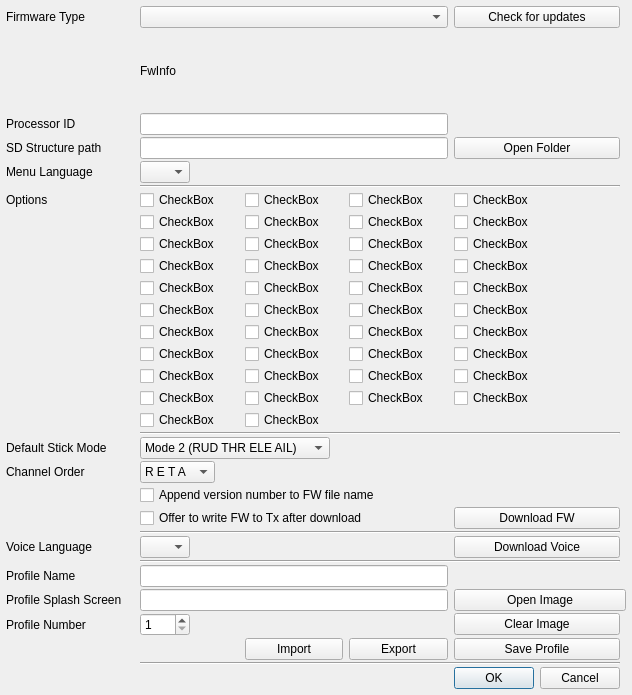
Before: the Qt Designer form companion/src/fwpreferencesdialog.ui in opentx/opentx, drawn with Qt 5.
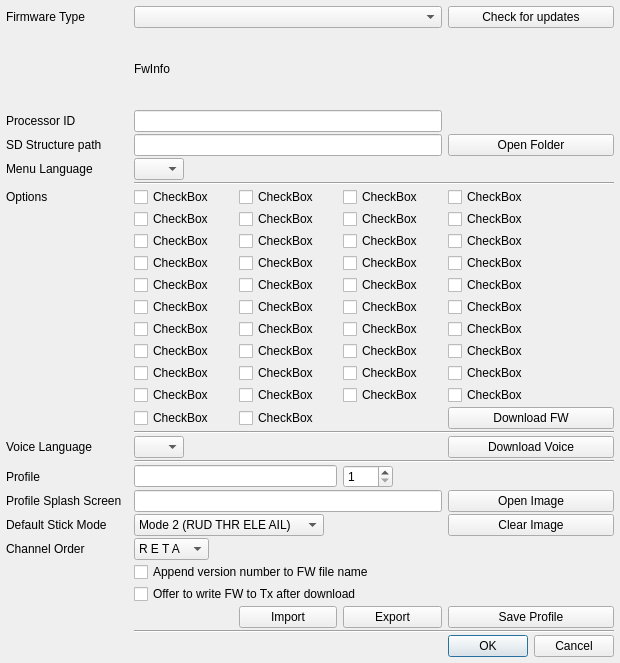
After: the same form once the commit is applied.

Commit message: Moved fields around in the fwPref dialog to make it clear what affects the current settings (profile) and what configures the download.

Diff of the .ui file:
```diff
--- a/companion/src/fwpreferencesdialog.ui
+++ b/companion/src/fwpreferencesdialog.ui
@@ -6,8 +6,8 @@
    <rect>
     <x>0</x>
     <y>0</y>
-    <width>632</width>
-    <height>695</height>
+    <width>620</width>
+    <height>663</height>
    </rect>
   </property>
   <property name="sizePolicy">
@@ -32,21 +32,94 @@
    <property name="margin">
     <number>6</number>
    </property>
-   <item row="9" column="0" colspan="3">
+   <item row="24" column="4">
+    <widget class="QSpinBox" name="ProfSlot_SB">
+     <property name="maximumSize">
+      <size>
+       <width>50</width>
+       <height>16777215</height>
+      </size>
+     </property>
+     <property name="minimum">
+      <number>1</number>
+     </property>
+     <property name="maximum">
+      <number>10</number>
+     </property>
+    </widget>
+   </item>
+   <item row="21" column="2" colspan="4">
+    <widget class="Line" name="line">
+     <property name="orientation">
+      <enum>Qt::Horizontal</enum>
+     </property>
+    </widget>
+   </item>
+   <item row="35" column="2" colspan="3">
+    <widget class="QCheckBox" name="burnFirmware">
+     <property name="text">
+      <string>Offer to write FW to Tx after download</string>
+     </property>
+    </widget>
+   </item>
+   <item row="24" column="2" colspan="2">
+    <widget class="QLineEdit" name="ProfName_LE"/>
+   </item>
+   <item row="22" column="5">
+    <widget class="QPushButton" name="voice_dnld">
+     <property name="text">
+      <string>Download Voice</string>
+     </property>
+    </widget>
+   </item>
+   <item row="11" column="2">
+    <widget class="QCheckBox" name="optionCheckBox_9">
+     <property name="sizePolicy">
+      <sizepolicy hsizetype="MinimumExpanding" vsizetype="Fixed">
+       <horstretch>0</horstretch>
+       <verstretch>0</verstretch>
+      </sizepolicy>
+     </property>
+     <property name="text">
+      <string>CheckBox</string>
+     </property>
+    </widget>
+   </item>
+   <item row="11" column="3">
+    <widget class="QCheckBox" name="optionCheckBox_10">
+     <property name="sizePolicy">
+      <sizepolicy hsizetype="MinimumExpanding" vsizetype="Fixed">
+       <horstretch>0</horstretch>
+       <verstretch>0</verstretch>
+      </sizepolicy>
+     </property>
+     <property name="text">
+      <string>CheckBox</string>
+     </property>
+    </widget>
+   </item>
+   <item row="19" column="5">
+    <widget class="QPushButton" name="fw_dnld">
+     <property name="text">
+      <string>Download FW</string>
+     </property>
+    </widget>
+   </item>
+   <item row="9" column="0" colspan="2">
     <widget class="QLabel" name="label_2">
      <property name="text">
       <string>Options</string>
      </property>
     </widget>
    </item>
-   <item row="40" column="6">
+   <item row="42" column="5">
     <widget class="QPushButton" name="ProfSave_PB">
      <property name="text">
       <string>Save Profile</string>
      </property>
     </widget>
    </item>
-   <item row="13" column="5">
+   <item row="13" column="4">
     <widget class="QCheckBox" name="optionCheckBox_19">
      <property name="sizePolicy">
       <sizepolicy hsizetype="MinimumExpanding" vsizetype="Fixed">
@@ -59,20 +132,20 @@
      </property>
     </widget>
    </item>
-   <item row="11" column="4">
-    <widget class="QCheckBox" name="optionCheckBox_10">
-     <property name="sizePolicy">
-      <sizepolicy hsizetype="MinimumExpanding" vsizetype="Fixed">
-       <horstretch>0</horstretch>
-       <verstretch>0</verstretch>
-      </sizepolicy>
-     </property>
-     <property name="text">
-      <string>CheckBox</string>
-     </property>
-    </widget>
-   </item>
    <item row="10" column="5">
+    <widget class="QCheckBox" name="optionCheckBox_8">
+     <property name="sizePolicy">
+      <sizepolicy hsizetype="MinimumExpanding" vsizetype="Fixed">
+       <horstretch>0</horstretch>
+       <verstretch>0</verstretch>
+      </sizepolicy>
+     </property>
+     <property name="text">
+      <string>CheckBox</string>
+     </property>
+    </widget>
+   </item>
+   <item row="10" column="4">
     <widget class="QCheckBox" name="optionCheckBox_7">
      <property name="sizePolicy">
       <sizepolicy hsizetype="MinimumExpanding" vsizetype="Fixed">
@@ -85,7 +158,7 @@
      </property>
     </widget>
    </item>
-   <item row="12" column="5">
+   <item row="12" column="4">
     <widget class="QCheckBox" name="optionCheckBox_15">
      <property name="sizePolicy">
       <sizepolicy hsizetype="MinimumExpanding" vsizetype="Fixed">
@@ -98,7 +171,7 @@
      </property>
     </widget>
    </item>
-   <item row="9" column="5">
+   <item row="9" column="4">
     <widget class="QCheckBox" name="optionCheckBox_3">
      <property name="sizePolicy">
       <sizepolicy hsizetype="MinimumExpanding" vsizetype="Fixed">
@@ -111,21 +184,7 @@
      </property>
     </widget>
    </item>
-   <item row="35" column="3" colspan="2">
-    <widget class="QComboBox" name="voiceCombo">
-     <property name="maximumSize">
-      <size>
-       <width>50</width>
-       <height>16777215</height>
-      </size>
-     </property>
-     <property name="toolTip">
-      <string>Set language of voice.
-May be different from firmware language</string>
-     </property>
-    </widget>
-   </item>
-   <item row="6" column="0" colspan="3">
+   <item row="6" column="0" colspan="2">
     <widget class="QLabel" name="sdPathLabel">
      <property name="sizePolicy">
       <sizepolicy hsizetype="Preferred" vsizetype="Minimum">
@@ -141,14 +200,14 @@
      </property>
     </widget>
    </item>
-   <item row="5" column="0" colspan="3">
+   <item row="5" column="0" colspan="2">
     <widget class="QLabel" name="CPU_ID_LABEL">
      <property name="text">
       <string>Processor ID</string>
      </property>
     </widget>
    </item>
-   <item row="7" column="0" colspan="3">
+   <item row="7" column="0" colspan="2">
     <widget class="QLabel" name="langLabel">
      <property name="text">
       <string>Menu Language</string>
@@ -158,7 +217,7 @@
      </property>
     </widget>
    </item>
-   <item row="29" column="0" colspan="3">
+   <item row="32" column="0" colspan="2">
     <widget class="QLabel" name="label_14">
      <property name="sizePolicy">
       <sizepolicy hsizetype="Preferred" vsizetype="Minimum">
@@ -171,14 +230,7 @@
      </property>
     </widget>
    </item>
-   <item row="35" column="0" colspan="3">
-    <widget class="QLabel" name="voiceLabel">
-     <property name="text">
-      <string>Voice Language</string>
-     </property>
-    </widget>
-   </item>
-   <item row="30" column="0" colspan="3">
+   <item row="33" column="0" colspan="2">
     <widget class="QLabel" name="label_13">
      <property name="sizePolicy">
       <sizepolicy hsizetype="MinimumExpanding" vsizetype="Preferred">
@@ -194,7 +246,7 @@
      </property>
     </widget>
    </item>
-   <item row="9" column="3">
+   <item row="9" column="2">
     <widget class="QCheckBox" name="optionCheckBox_2">
      <property name="sizePolicy">
       <sizepolicy hsizetype="MinimumExpanding" vsizetype="Fixed">
@@ -207,7 +259,7 @@
      </property>
     </widget>
    </item>
-   <item row="18" column="3">
+   <item row="18" column="2">
     <widget class="QCheckBox" name="optionCheckBox_37">
      <property name="sizePolicy">
       <sizepolicy hsizetype="MinimumExpanding" vsizetype="Fixed">
@@ -220,7 +272,7 @@
      </property>
     </widget>
    </item>
-   <item row="29" column="3" colspan="2">
+   <item row="32" column="2" colspan="2">
     <widget class="QComboBox" name="stickmodeCB">
      <property name="maximumSize">
       <size>
@@ -274,17 +326,7 @@
      </item>
     </widget>
    </item>
-   <item row="39" column="0" colspan="3">
-    <widget class="QLabel" name="label">
-     <property name="text">
-      <string>Profile Number</string>
-     </property>
-     <property name="alignment">
-      <set>Qt::AlignLeading|Qt::AlignLeft|Qt::AlignVCenter</set>
-     </property>
-    </widget>
-   </item>
-   <item row="16" column="3">
+   <item row="16" column="2">
     <widget class="QCheckBox" name="optionCheckBox_29">
      <property name="sizePolicy">
       <sizepolicy hsizetype="MinimumExpanding" vsizetype="Fixed">
@@ -297,7 +339,7 @@
      </property>
     </widget>
    </item>
-   <item row="9" column="4">
+   <item row="9" column="3">
     <widget class="QCheckBox" name="optionCheckBox_1">
      <property name="sizePolicy">
       <sizepolicy hsizetype="MinimumExpanding" vsizetype="Fixed">
@@ -310,7 +352,7 @@
      </property>
     </widget>
    </item>
-   <item row="7" column="3">
+   <item row="7" column="2">
     <widget class="QComboBox" name="langCombo">
      <property name="sizePolicy">
       <sizepolicy hsizetype="Preferred" vsizetype="Fixed">
@@ -326,7 +368,7 @@
      </property>
     </widget>
    </item>
-   <item row="3" column="0" colspan="3">
+   <item row="3" column="0" colspan="2">
     <widget class="QLabel" name="label_6">
      <property name="sizePolicy">
       <sizepolicy hsizetype="Preferred" vsizetype="Minimum">
@@ -342,7 +384,7 @@
      </property>
     </widget>
    </item>
-   <item row="30" column="3" colspan="2">
+   <item row="33" column="2" colspan="2">
     <widget class="QComboBox" name="channelorderCB">
      <property name="sizePolicy">
       <sizepolicy hsizetype="MinimumExpanding" vsizetype="Fixed">
@@ -492,10 +534,10 @@
      </item>
     </widget>
    </item>
-   <item row="3" column="3" colspan="3">
+   <item row="3" column="2" colspan="3">
     <widget class="QComboBox" name="downloadVerCB"/>
    </item>
-   <item row="9" column="6">
+   <item row="9" column="5">
     <widget class="QCheckBox" name="optionCheckBox_4">
      <property name="sizePolicy">
       <sizepolicy hsizetype="MinimumExpanding" vsizetype="Fixed">
@@ -508,7 +550,7 @@
      </property>
     </widget>
    </item>
-   <item row="15" column="6">
+   <item row="15" column="5">
     <widget class="QCheckBox" name="optionCheckBox_28">
      <property name="sizePolicy">
       <sizepolicy hsizetype="MinimumExpanding" vsizetype="Fixed">
@@ -521,10 +563,10 @@
      </property>
     </widget>
    </item>
-   <item row="5" column="3" colspan="3">
+   <item row="5" column="2" colspan="3">
     <widget class="QLineEdit" name="CPU_ID_LE"/>
    </item>
-   <item row="19" column="4">
+   <item row="19" column="3">
     <widget class="QCheckBox" name="optionCheckBox_42">
      <property name="sizePolicy">
       <sizepolicy hsizetype="MinimumExpanding" vsizetype="Fixed">
@@ -537,7 +579,7 @@
      </property>
     </widget>
    </item>
-   <item row="10" column="3">
+   <item row="10" column="2">
     <widget class="QCheckBox" name="optionCheckBox_5">
      <property name="sizePolicy">
       <sizepolicy hsizetype="MinimumExpanding" vsizetype="Fixed">
@@ -550,7 +592,7 @@
      </property>
     </widget>
    </item>
-   <item row="12" column="4">
+   <item row="12" column="3">
     <widget class="QCheckBox" name="optionCheckBox_14">
      <property name="sizePolicy">
       <sizepolicy hsizetype="MinimumExpanding" vsizetype="Fixed">
@@ -563,7 +605,7 @@
      </property>
     </widget>
    </item>
-   <item row="16" column="6">
+   <item row="16" column="5">
     <widget class="QCheckBox" name="optionCheckBox_32">
      <property name="sizePolicy">
       <sizepolicy hsizetype="MinimumExpanding" vsizetype="Fixed">
@@ -576,7 +618,7 @@
      </property>
     </widget>
    </item>
-   <item row="12" column="6">
+   <item row="12" column="5">
     <widget class="QCheckBox" name="optionCheckBox_16">
      <property name="sizePolicy">
       <sizepolicy hsizetype="MinimumExpanding" vsizetype="Fixed">
@@ -589,7 +631,7 @@
      </property>
     </widget>
    </item>
-   <item row="13" column="3">
+   <item row="13" column="2">
     <widget class="QCheckBox" name="optionCheckBox_17">
      <property name="sizePolicy">
       <sizepolicy hsizetype="MinimumExpanding" vsizetype="Fixed">
@@ -602,33 +644,7 @@
      </property>
     </widget>
    </item>
-   <item row="11" column="3">
-    <widget class="QCheckBox" name="optionCheckBox_9">
-     <property name="sizePolicy">
-      <sizepolicy hsizetype="MinimumExpanding" vsizetype="Fixed">
-       <horstretch>0</horstretch>
-       <verstretch>0</verstretch>
-      </sizepolicy>
-     </property>
-     <property name="text">
-      <string>CheckBox</string>
-     </property>
-    </widget>
-   </item>
-   <item row="10" column="6">
-    <widget class="QCheckBox" name="optionCheckBox_8">
-     <property name="sizePolicy">
-      <sizepolicy hsizetype="MinimumExpanding" vsizetype="Fixed">
-       <horstretch>0</horstretch>
-       <verstretch>0</verstretch>
-      </sizepolicy>
-     </property>
-     <property name="text">
-      <string>CheckBox</string>
-     </property>
-    </widget>
-   </item>
-   <item row="17" column="5">
+   <item row="17" column="4">
     <widget class="QCheckBox" name="optionCheckBox_35">
      <property name="sizePolicy">
       <sizepolicy hsizetype="MinimumExpanding" vsizetype="Fixed">
@@ -641,7 +657,7 @@
      </property>
     </widget>
    </item>
-   <item row="17" column="6">
+   <item row="17" column="5">
     <widget class="QCheckBox" name="optionCheckBox_36">
      <property name="sizePolicy">
       <sizepolicy hsizetype="MinimumExpanding" vsizetype="Fixed">
@@ -654,7 +670,7 @@
      </property>
     </widget>
    </item>
-   <item row="12" column="3">
+   <item row="12" column="2">
     <widget class="QCheckBox" name="optionCheckBox_13">
      <property name="sizePolicy">
       <sizepolicy hsizetype="MinimumExpanding" vsizetype="Fixed">
@@ -667,7 +683,7 @@
      </property>
     </widget>
    </item>
-   <item row="15" column="4">
+   <item row="15" column="3">
     <widget class="QCheckBox" name="optionCheckBox_26">
      <property name="sizePolicy">
       <sizepolicy hsizetype="MinimumExpanding" vsizetype="Fixed">
@@ -680,7 +696,7 @@
      </property>
     </widget>
    </item>
-   <item row="19" column="3">
+   <item row="19" column="2">
     <widget class="QCheckBox" name="optionCheckBox_41">
      <property name="sizePolicy">
       <sizepolicy hsizetype="MinimumExpanding" vsizetype="Fixed">
@@ -693,7 +709,7 @@
      </property>
     </widget>
    </item>
-   <item row="6" column="3" colspan="3">
+   <item row="6" column="2" colspan="3">
     <widget class="QLineEdit" name="sdPath">
      <property name="enabled">
       <bool>true</bool>
@@ -703,7 +719,7 @@
      </property>
     </widget>
    </item>
-   <item row="13" column="4">
+   <item row="13" column="3">
     <widget class="QCheckBox" name="optionCheckBox_18">
      <property name="sizePolicy">
       <sizepolicy hsizetype="MinimumExpanding" vsizetype="Fixed">
@@ -716,7 +732,7 @@
      </property>
     </widget>
    </item>
-   <item row="11" column="5">
+   <item row="11" column="4">
     <widget class="QCheckBox" name="optionCheckBox_11">
      <property name="sizePolicy">
       <sizepolicy hsizetype="MinimumExpanding" vsizetype="Fixed">
@@ -729,7 +745,7 @@
      </property>
     </widget>
    </item>
-   <item row="14" column="3">
+   <item row="14" column="2">
     <widget class="QCheckBox" name="optionCheckBox_21">
      <property name="sizePolicy">
       <sizepolicy hsizetype="MinimumExpanding" vsizetype="Fixed">
@@ -742,7 +758,7 @@
      </property>
     </widget>
    </item>
-   <item row="13" column="6">
+   <item row="13" column="5">
     <widget class="QCheckBox" name="optionCheckBox_20">
      <property name="sizePolicy">
       <sizepolicy hsizetype="MinimumExpanding" vsizetype="Fixed">
@@ -755,7 +771,7 @@
      </property>
     </widget>
    </item>
-   <item row="17" column="3">
+   <item row="17" column="2">
     <widget class="QCheckBox" name="optionCheckBox_33">
      <property name="sizePolicy">
       <sizepolicy hsizetype="MinimumExpanding" vsizetype="Fixed">
@@ -768,21 +784,8 @@
      </property>
     </widget>
    </item>
-   <item row="14" column="6">
-    <widget class="QCheckBox" name="optionCheckBox_24">
-     <property name="sizePolicy">
-      <sizepolicy hsizetype="MinimumExpanding" vsizetype="Fixed">
-       <horstretch>0</horstretch>
-       <verstretch>0</verstretch>
-      </sizepolicy>
-     </property>
-     <property name="text">
-      <string>CheckBox</string>
-     </property>
-    </widget>
-   </item>
    <item row="14" column="5">
-    <widget class="QCheckBox" name="optionCheckBox_23">
+    <widget class="QCheckBox" name="optionCheckBox_24">
      <property name="sizePolicy">
       <sizepolicy hsizetype="MinimumExpanding" vsizetype="Fixed">
        <horstretch>0</horstretch>
@@ -795,6 +798,19 @@
     </widget>
    </item>
    <item row="14" column="4">
+    <widget class="QCheckBox" name="optionCheckBox_23">
+     <property name="sizePolicy">
+      <sizepolicy hsizetype="MinimumExpanding" vsizetype="Fixed">
+       <horstretch>0</horstretch>
+       <verstretch>0</verstretch>
+      </sizepolicy>
+     </property>
+     <property name="text">
+      <string>CheckBox</string>
+     </property>
+    </widget>
+   </item>
+   <item row="14" column="3">
     <widget class="QCheckBox" name="optionCheckBox_22">
      <property name="sizePolicy">
       <sizepolicy hsizetype="MinimumExpanding" vsizetype="Fixed">
@@ -807,7 +823,7 @@
      </property>
     </widget>
    </item>
-   <item row="10" column="4">
+   <item row="10" column="3">
     <widget class="QCheckBox" name="optionCheckBox_6">
      <property name="sizePolicy">
       <sizepolicy hsizetype="MinimumExpanding" vsizetype="Fixed">
@@ -820,7 +836,7 @@
      </property>
     </widget>
    </item>
-   <item row="18" column="4">
+   <item row="18" column="3">
     <widget class="QCheckBox" name="optionCheckBox_38">
      <property name="sizePolicy">
       <sizepolicy hsizetype="MinimumExpanding" vsizetype="Fixed">
@@ -833,7 +849,7 @@
      </property>
     </widget>
    </item>
-   <item row="17" column="4">
+   <item row="17" column="3">
     <widget class="QCheckBox" name="optionCheckBox_34">
      <property name="sizePolicy">
       <sizepolicy hsizetype="MinimumExpanding" vsizetype="Fixed">
@@ -846,20 +862,20 @@
      </property>
     </widget>
    </item>
-   <item row="16" column="5">
-    <widget class="QCheckBox" name="optionCheckBox_31">
-     <property name="sizePolicy">
-      <sizepolicy hsizetype="MinimumExpanding" vsizetype="Fixed">
-       <horstretch>0</horstretch>
-       <verstretch>0</verstretch>
-      </sizepolicy>
-     </property>
-     <property name="text">
-      <string>CheckBox</string>
-     </property>
-    </widget>
-   </item>
    <item row="16" column="4">
+    <widget class="QCheckBox" name="optionCheckBox_31">
+     <property name="sizePolicy">
+      <sizepolicy hsizetype="MinimumExpanding" vsizetype="Fixed">
+       <horstretch>0</horstretch>
+       <verstretch>0</verstretch>
+      </sizepolicy>
+     </property>
+     <property name="text">
+      <string>CheckBox</string>
+     </property>
+    </widget>
+   </item>
+   <item row="16" column="3">
     <widget class="QCheckBox" name="optionCheckBox_30">
      <property name="sizePolicy">
       <sizepolicy hsizetype="MinimumExpanding" vsizetype="Fixed">
@@ -872,7 +888,7 @@
      </property>
     </widget>
    </item>
-   <item row="11" column="6">
+   <item row="11" column="5">
     <widget class="QCheckBox" name="optionCheckBox_12">
      <property name="sizePolicy">
       <sizepolicy hsizetype="MinimumExpanding" vsizetype="Fixed">
@@ -885,7 +901,7 @@
      </property>
     </widget>
    </item>
-   <item row="15" column="3">
+   <item row="15" column="2">
     <widget class="QCheckBox" name="optionCheckBox_25">
      <property name="sizePolicy">
       <sizepolicy hsizetype="MinimumExpanding" vsizetype="Fixed">
@@ -898,7 +914,7 @@
      </property>
     </widget>
    </item>
-   <item row="15" column="5">
+   <item row="15" column="4">
     <widget class="QCheckBox" name="optionCheckBox_27">
      <property name="sizePolicy">
       <sizepolicy hsizetype="MinimumExpanding" vsizetype="Fixed">
@@ -911,51 +927,35 @@
      </property>
     </widget>
    </item>
-   <item row="39" column="3">
-    <widget class="QSpinBox" name="ProfSlot_SB">
-     <property name="maximumSize">
-      <size>
-       <width>50</width>
-       <height>16777215</height>
-      </size>
-     </property>
-     <property name="minimum">
-      <number>1</number>
-     </property>
-     <property name="maximum">
-      <number>10</number>
-     </property>
-    </widget>
-   </item>
-   <item row="6" column="6">
+   <item row="6" column="5">
     <widget class="QPushButton" name="sdPathButton">
      <property name="text">
       <string>Open Folder</string>
      </property>
     </widget>
    </item>
-   <item row="32" column="3" colspan="3">
-    <widget class="QCheckBox" name="burnFirmware">
-     <property name="text">
-      <string>Offer to write FW to Tx after download</string>
-     </property>
-    </widget>
-   </item>
-   <item row="31" column="3" colspan="3">
+   <item row="34" column="2" colspan="3">
     <widget class="QCheckBox" name="renameFirmware">
      <property name="text">
       <string>Append version number to FW file name</string>
      </property>
     </widget>
    </item>
-   <item row="35" column="6">
-    <widget class="QPushButton" name="voice_dnld">
-     <property name="text">
-      <string>Download Voice</string>
+   <item row="8" column="2" colspan="4">
+    <widget class="Line" name="line_4">
+     <property name="orientation">
+      <enum>Qt::Horizontal</enum>
      </property>
     </widget>
    </item>
-   <item row="44" column="6">
+   <item row="45" column="2" colspan="4">
+    <widget class="Line" name="line_6">
+     <property name="orientation">
+      <enum>Qt::Horizontal</enum>
+     </property>
+    </widget>
+   </item>
+   <item row="46" column="5">
     <widget class="QDialogButtonBox" name="buttonBox">
      <property name="orientation">
       <enum>Qt::Horizontal</enum>
@@ -965,42 +965,14 @@
      </property>
     </widget>
    </item>
-   <item row="8" column="3" colspan="4">
-    <widget class="Line" name="line_4">
-     <property name="orientation">
-      <enum>Qt::Horizontal</enum>
-     </property>
-    </widget>
-   </item>
-   <item row="43" column="3" colspan="4">
-    <widget class="Line" name="line_6">
-     <property name="orientation">
-      <enum>Qt::Horizontal</enum>
-     </property>
-    </widget>
-   </item>
-   <item row="34" column="3" colspan="4">
-    <widget class="Line" name="line">
-     <property name="orientation">
-      <enum>Qt::Horizontal</enum>
-     </property>
-    </widget>
-   </item>
-   <item row="36" column="3" colspan="4">
-    <widget class="Line" name="line_2">
-     <property name="orientation">
-      <enum>Qt::Horizontal</enum>
-     </property>
-    </widget>
-   </item>
-   <item row="20" column="3" colspan="4">
+   <item row="23" column="2" colspan="4">
     <widget class="Line" name="line_5">
      <property name="orientation">
       <enum>Qt::Horizontal</enum>
      </property>
     </widget>
    </item>
-   <item row="18" column="5">
+   <item row="18" column="4">
     <widget class="QCheckBox" name="optionCheckBox_39">
      <property name="sizePolicy">
       <sizepolicy hsizetype="MinimumExpanding" vsizetype="Fixed">
@@ -1013,27 +985,7 @@
      </property>
     </widget>
    </item>
-   <item row="32" column="6">
-    <widget class="QPushButton" name="fw_dnld">
-     <property name="text">
-      <string>Download FW</string>
-     </property>
-    </widget>
-   </item>
-   <item row="18" column="6">
-    <widget class="QCheckBox" name="optionCheckBox_40">
-     <property name="sizePolicy">
-      <sizepolicy hsizetype="MinimumExpanding" vsizetype="Fixed">
-       <horstretch>0</horstretch>
-       <verstretch>0</verstretch>
-      </sizepolicy>
-     </property>
-     <property name="text">
-      <string>CheckBox</string>
-     </property>
-    </widget>
-   </item>
-   <item row="4" column="3" colspan="4">
+   <item row="4" column="2" colspan="4">
     <widget class="QLabel" name="FwInfo">
      <property name="sizePolicy">
       <sizepolicy hsizetype="Expanding" vsizetype="Preferred">
@@ -1046,7 +998,20 @@
      </property>
     </widget>
    </item>
-   <item row="3" column="6">
+   <item row="18" column="5">
+    <widget class="QCheckBox" name="optionCheckBox_40">
+     <property name="sizePolicy">
+      <sizepolicy hsizetype="MinimumExpanding" vsizetype="Fixed">
+       <horstretch>0</horstretch>
+       <verstretch>0</verstretch>
+      </sizepolicy>
+     </property>
+     <property name="text">
+      <string>CheckBox</string>
+     </property>
+    </widget>
+   </item>
+   <item row="3" column="5">
     <widget class="QPushButton" name="checkFWUpdates">
      <property name="minimumSize">
       <size>
@@ -1059,64 +1024,82 @@
      </property>
     </widget>
    </item>
-   <item row="38" column="0">
-    <widget class="QLabel" name="label_8">
-     <property name="sizePolicy">
-      <sizepolicy hsizetype="Preferred" vsizetype="Minimum">
-       <horstretch>0</horstretch>
-       <verstretch>0</verstretch>
-      </sizepolicy>
-     </property>
-     <property name="text">
-      <string>Profile Splash Screen</string>
-     </property>
-    </widget>
-   </item>
-   <item row="37" column="0">
-    <widget class="QLabel" name="label_16">
-     <property name="text">
-      <string>Profile Name</string>
-     </property>
-     <property name="alignment">
-      <set>Qt::AlignLeading|Qt::AlignLeft|Qt::AlignVCenter</set>
-     </property>
-    </widget>
-   </item>
-   <item row="38" column="3" colspan="3">
-    <widget class="QLineEdit" name="SplashFileName">
-     <property name="enabled">
-      <bool>true</bool>
-     </property>
-     <property name="readOnly">
-      <bool>true</bool>
-     </property>
-    </widget>
-   </item>
-   <item row="37" column="3" colspan="3">
-    <widget class="QLineEdit" name="ProfName_LE"/>
-   </item>
-   <item row="40" column="5">
+   <item row="42" column="4">
     <widget class="QPushButton" name="export_PB">
      <property name="text">
       <string>Export</string>
      </property>
     </widget>
    </item>
-   <item row="40" column="4">
+   <item row="42" column="3">
     <widget class="QPushButton" name="import_PB">
      <property name="text">
       <string>Import</string>
      </property>
     </widget>
    </item>
-   <item row="38" column="6" colspan="2">
+   <item row="24" column="0">
+    <widget class="QLabel" name="label_16">
+     <property name="text">
+      <string>Profile</string>
+     </property>
+     <property name="alignment">
+      <set>Qt::AlignLeading|Qt::AlignLeft|Qt::AlignVCenter</set>
+     </property>
+    </widget>
+   </item>
+   <item row="22" column="2">
+    <widget class="QComboBox" name="voiceCombo">
+     <property name="maximumSize">
+      <size>
+       <width>50</width>
+       <height>16777215</height>
+      </size>
+     </property>
+     <property name="toolTip">
+      <string>Set language of voice.
+May be different from firmware language</string>
+     </property>
+    </widget>
+   </item>
+   <item row="22" column="0">
+    <widget class="QLabel" name="voiceLabel">
+     <property name="text">
+      <string>Voice Language</string>
+     </property>
+    </widget>
+   </item>
+   <item row="25" column="0">
+    <widget class="QLabel" name="label_8">
+     <property name="sizePolicy">
+      <sizepolicy hsizetype="Preferred" vsizetype="Minimum">
+       <horstretch>0</horstretch>
+       <verstretch>0</verstretch>
+      </sizepolicy>
+     </property>
+     <property name="text">
+      <string>Profile Splash Screen</string>
+     </property>
+    </widget>
+   </item>
+   <item row="25" column="2" colspan="3">
+    <widget class="QLineEdit" name="SplashFileName">
+     <property name="enabled">
+      <bool>true</bool>
+     </property>
+     <property name="readOnly">
+      <bool>true</bool>
+     </property>
+    </widget>
+   </item>
+   <item row="25" column="5">
     <widget class="QPushButton" name="SplashSelect">
      <property name="text">
       <string>Open Image</string>
      </property>
     </widget>
    </item>
-   <item row="39" column="6">
+   <item row="32" column="5">
     <widget class="QPushButton" name="clearImageButton">
      <property name="text">
       <string>Clear Image</string>
```
Left out of the diff: 5 changed lines with no effect on the pictures. The commit also changes 5 other files.
